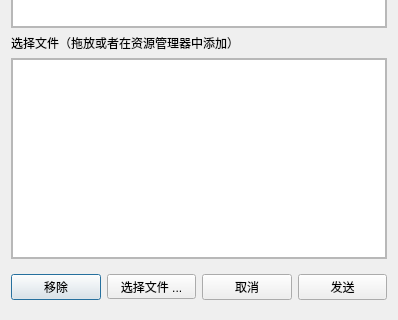
qianqianjun/QinLinTransfer, file sendfilewindow.ui: the form before one commit; both pictures show x 0 to 398 and y 209 to 529 of the 398 by 529 pixel window.
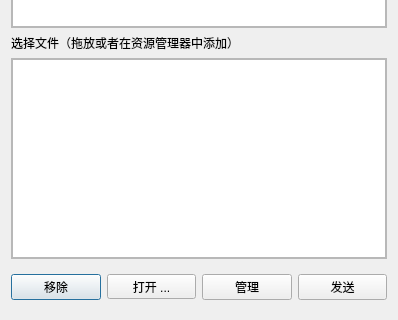
The form after the commit.

Commit message: 完成文件夹传送的管理界面

The edit to the form file:
```diff
--- a/sendfilewindow.ui
+++ b/sendfilewindow.ui
@@ -142,14 +142,14 @@
          </sizepolicy>
         </property>
         <property name="text">
-         <string>选择文件 ...</string>
+         <string>打开 ...</string>
         </property>
        </widget>
       </item>
       <item>
        <widget class="QPushButton" name="cancle_btn">
         <property name="text">
-         <string>取消</string>
+         <string>管理</string>
         </property>
        </widget>
       </item>
```
Left out of the diff: 2 changed lines with no effect on the pictures. The commit also changes 12 other files.
